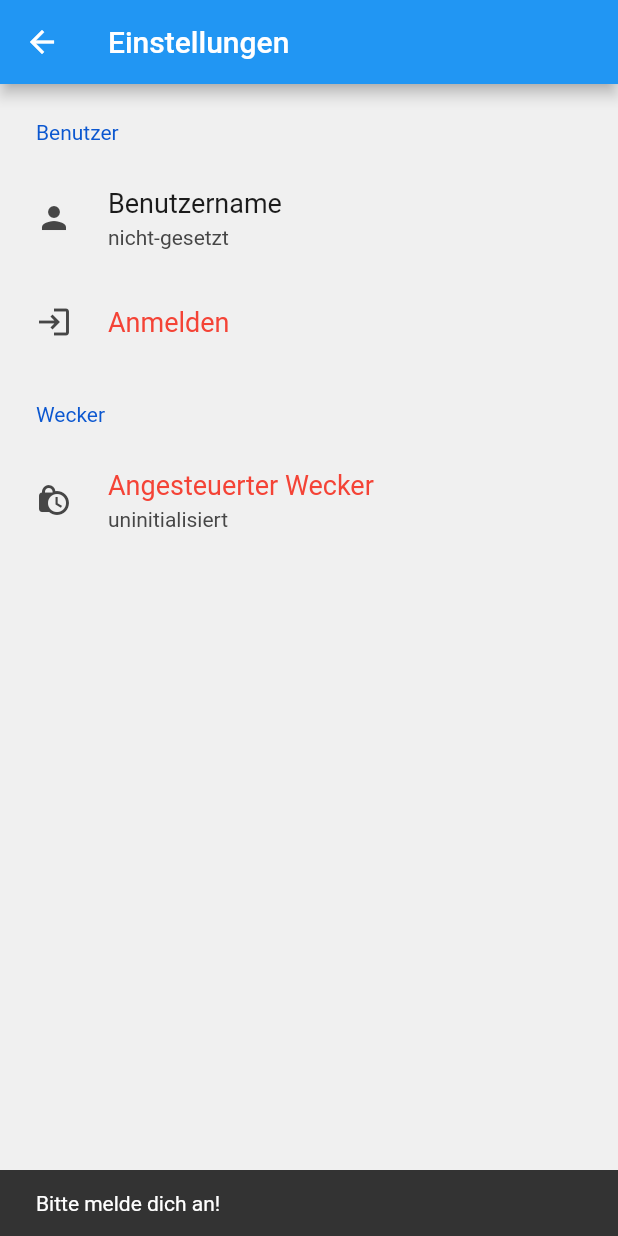
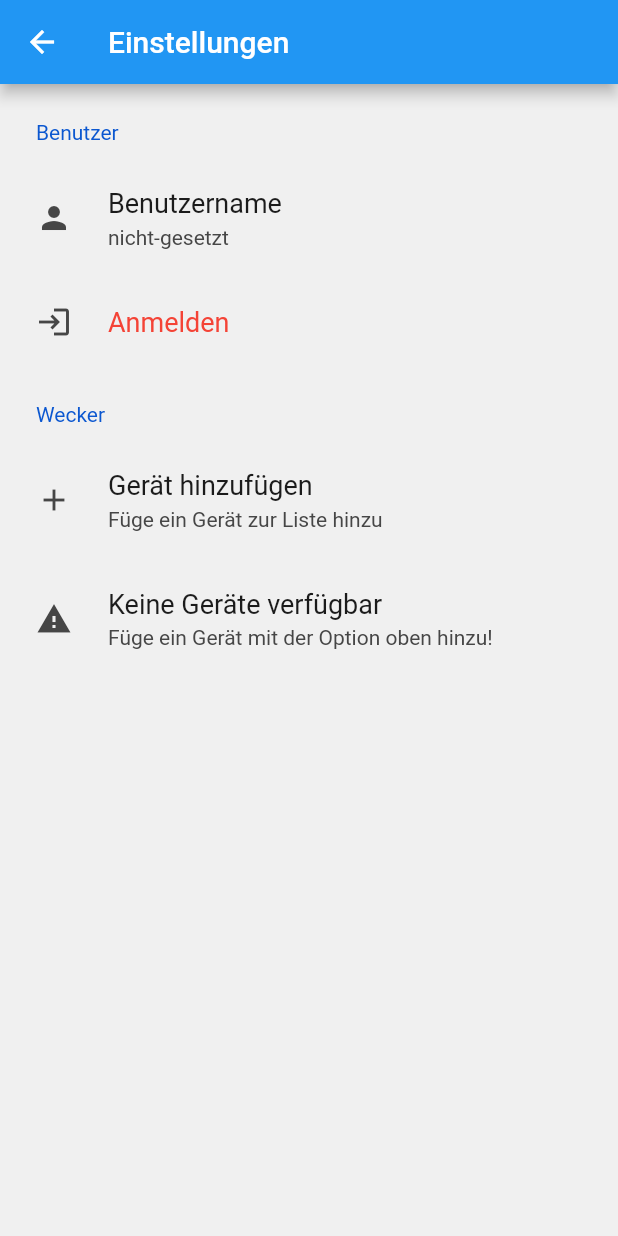
Before and after one commit to remote-alarm-clock/remote-alarm-app, a Flutter app: the screen it shows after launch, on a phone screen of 412 x 824 dp. Run offline on Flutter 3.47's test engine with Material 2 defaults, Android fonts, the phone set to English and light mode, and no system bars; drawn by our look-alikes of settings_ui; our stand-ins replace firebase_auth, firebase_core, firebase_database, flutter_local_notifications, flutter_svg, shared_preferences; accounts and stored records are empty; generated files the repository leaves out were written again.

Commit message:
Add add_device page changing clock_id setup.

```diff
--- a/lib/settings_page.dart
+++ b/lib/settings_page.dart
@@ -1,12 +1,13 @@
 import 'package:firebase_auth/firebase_auth.dart';
 import 'package:flutter/material.dart';
 import 'package:flutter/scheduler.dart';
+import 'package:remote_alarm/main.dart';
 import 'package:remote_alarm/memory.dart';
+import 'package:remote_alarm/settings_page_add_device.dart';
+import 'package:remote_alarm/settings_page_clock_configure.dart';
 import 'package:remote_alarm/username_setup_dialog.dart';
 import 'package:settings_ui/settings_ui.dart';
-import 'package:shared_preferences/shared_preferences.dart';
 
-import 'clockid_setup_dialog.dart';
 import 'login_dialog.dart';
 
 Future<void> signout(BuildContext context) async {
@@ -31,24 +32,18 @@
   late String _username;
   late String _userEmail;
   late bool _loggedIn;
-  late String _clock_id;
   @override
   void initState() {
     super.initState();
     _username = 'nicht-gesetzt';
     _userEmail = 'abgemeldet';
-    _clock_id = 'uninitialisiert';
     _loggedIn = false;
     reloadSettings();
   }
 
   Future<void> reloadSettings() async {
-    final prefs = await SharedPreferences.getInstance();
     if (Memory.instance.getUsername() != null) {
       _username = Memory.instance.getUsername()!;
-    }
-    if (prefs.getString("clock_id") != null) {
-      _clock_id = prefs.getString("clock_id")!;
     }
     if (FirebaseAuth.instance.currentUser != null) {
       _loggedIn = true;
@@ -58,6 +53,24 @@
     }
 
     setState(() {});
+  }
+
+  SettingsSection userSettingsSection() {
+    return SettingsSection(
+      title: const Text('Benutzer'),
+      tiles: <SettingsTile>[
+        SettingsTile.navigation(
+          leading: const Icon(Icons.person),
+          title: const Text('Benutzername'),
+          value: Text(_username),
+          onPressed: (context) async {
+            await usernameDialogBuilder(context);
+            await reloadSettings();
+          },
+        ),
+        credentialWidget(),
+      ],
+    );
   }
 
   SettingsTile credentialWidget() {
@@ -86,6 +99,48 @@
     }
   }
 
+  SettingsSection deviceSettingsSection() {
+    List<SettingsTile> deviceTileList = List.empty(growable: true);
+
+    deviceTileList.add(SettingsTile(
+      title: const Text("Gerät hinzufügen"),
+      description: const Text("Füge ein Gerät zur Liste hinzu"),
+      leading: const Icon(Icons.add),
+      onPressed: (context) async {
+        // Check if a new device can be added.
+        if (!memoryNewDeviceAdditionAllowed()) return;
+        await Navigator.push(context, MaterialPageRoute(builder: (context) {
+          return const SettingsPageAddDevice();
+        }));
+        setState(() {});
+      },
+    ));
+
+    bool noDevicesLoaded = true;
+
+    for (DeviceProperties device in Memory.instance.getDevices()) {
+      SettingsTile deviceTile = SettingsTile.navigation(
+        title: Text(device.id),
+        description: Text("Besitzer: ${device.receiverName}"),
+        leading: device.deviceType.icon,
+        onPressed: (context) async {},
+      );
+
+      deviceTileList.add(deviceTile);
+      noDevicesLoaded = false;
+    }
+
+    // Add a "no devices loaded" tile if there are no devices yet added.
+    if (noDevicesLoaded) {
+      deviceTileList.add(SettingsTile(
+          title: const Text("Keine Geräte verfügbar"),
+          enabled: false,
+          description: const Text("Füge ein Gerät mit der Option oben hinzu!"),
+          leading: const Icon(Icons.warning)));
+    }
+    return SettingsSection(title: const Text('Wecker'), tiles: deviceTileList);
+  }
+
   @override
   Widget build(BuildContext context) {
     if (!isLoggedIn()) {
@@ -97,43 +152,6 @@
     return Scaffold(
         appBar: AppBar(title: const Text('Einstellungen')),
         body: SettingsList(
-          sections: [
-            SettingsSection(
-              title: const Text('Benutzer'),
-              tiles: <SettingsTile>[
-                SettingsTile.navigation(
-                  leading: const Icon(Icons.person),
-                  title: const Text('Benutzername'),
-                  value: Text(_username),
-                  onPressed: (context) async {
-                    await usernameDialogBuilder(context);
-                    await reloadSettings();
-                  },
-                ),
-                credentialWidget(),
-              ],
-            ),
-            SettingsSection(
-              title: const Text('Wecker'),
-              tiles: <SettingsTile>[
-                SettingsTile.navigation(
-                  leading: const Icon(Icons.lock_clock),
-                  onPressed: (context) async {
-                    await clockidDialogBuilder(context);
-                    await reloadSettings();
-                  },
-                  title: Text(
-                    'Angesteuerter Wecker',
-                    style: TextStyle(
-                        color: (_clock_id == "uninitialisiert"
-                            ? Colors.red
-                            : Colors.black)),
-                  ),
-                  value: Text(_clock_id),
-                ),
-              ],
-            ),
-          ],
-        ));
+            sections: [userSettingsSection(), deviceSettingsSection()]));
   }
 }
```
Also changed, not shown: lib/settings_page_add_device.dart (added, +111 -0 lines).
